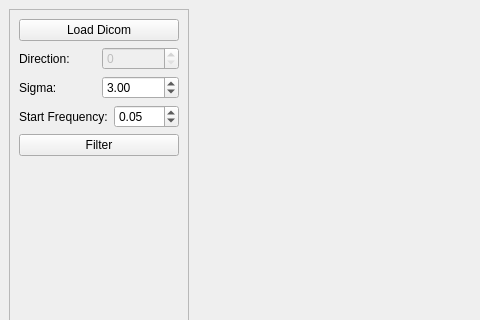
First picture: the form in main/stripe_artifact_remover.ui, repository jackyko1991/Stripe-Artifact-Remover, before the edit; both pictures show x 0 to 480 and y 0 to 320 of the 1354 by 600 pixel window.
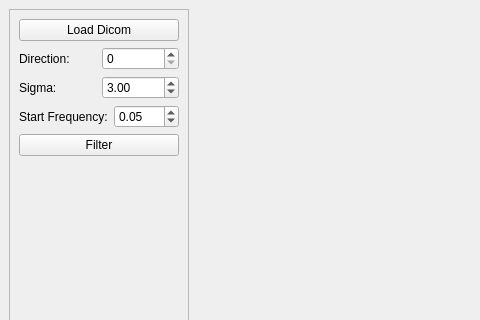
Second picture: the form after the edit. Custom widgets are drawn as their Qt base class.

The edit to the form file:
```diff
--- a/main/stripe_artifact_remover.ui
+++ b/main/stripe_artifact_remover.ui
@@ -55,7 +55,7 @@
          <item>
           <widget class="QSpinBox" name="directionSpinBox">
            <property name="enabled">
-            <bool>false</bool>
+            <bool>true</bool>
            </property>
           </widget>
          </item>
```
Left out of the diff: 14 changed lines with no effect on the pictures.
